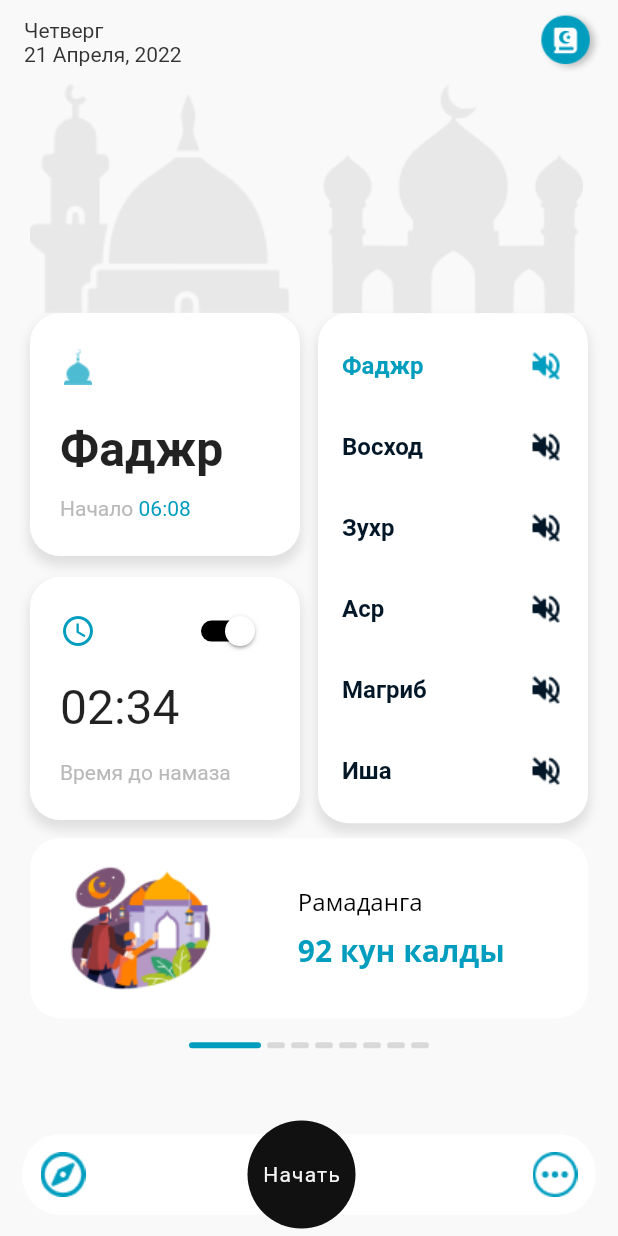
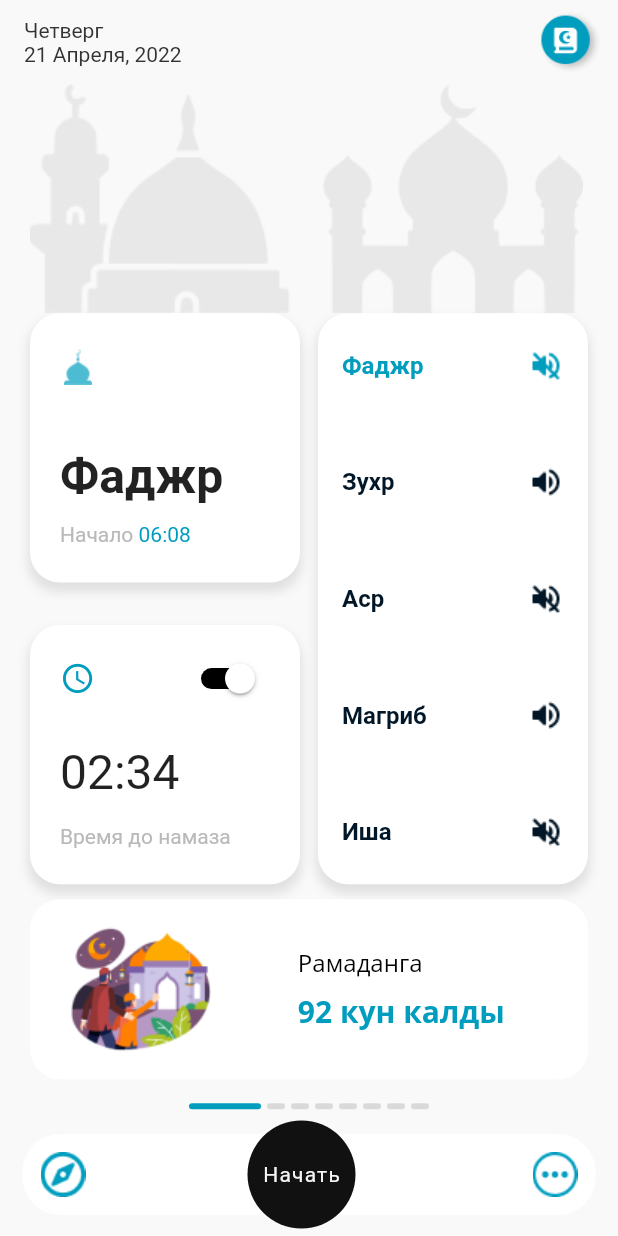
Before and after one commit to mrakylbek/ajua, a Flutter app: the screen it shows after launch, on a phone screen of 412 x 824 dp. Run offline on Flutter 3.47's test engine with Material 2 defaults, Android fonts, the light colour scheme and no system bars; drawn by our look-alikes of carousel_slider; our stand-ins replace audioplayers, bloc, equatable, flutter_bloc, flutter_screenutil, flutter_svg and 1 more; missing offline and left inert: flutter_qiblah; Roboto replaces fonts that are missing (Open Sans).

Commit message:
fixing bags

```diff
--- a/lib/main.dart
+++ b/lib/main.dart
@@ -10,6 +10,7 @@ import 'package:ajua_namaz_1/screens/zikr/home_zikr_page.dart';
 import 'package:ajua_namaz_1/screens/zikr/zikr_tile_page.dart';
 import 'package:flutter/material.dart';
 import 'package:flutter_bloc/flutter_bloc.dart';
+import 'package:flutter_screenutil/flutter_screenutil.dart';
 
 import 'screens/kuran/home_sura_page.dart';
 import 'screens/tablitsa_for_month/home_tablitsa_for_month.dart';
@@ -28,7 +29,12 @@ class MyApp extends StatelessWidget {
       providers: [
         BlocProvider<CalendarBloc>(create: (context) => CalendarBloc()),
       ],
-      child: MaterialApp(
+      child: ScreenUtilInit(
+          designSize: const Size(390, 844),
+          minTextAdapt: true,
+          splitScreenMode: true,
+          builder: (context, Widget? child) {
+            return MaterialApp(
               title: 'Flutter Demo',
               debugShowCheckedModeBanner: false,
               theme: ThemeData(
@@ -46,7 +52,8 @@ class MyApp extends StatelessWidget {
               ),
               home: HomePage(),
               // home: TablitsaMonth(),
-      ),
+            );
+          }),
     );
   }
 }
--- a/lib/screens/home_page/home_body.dart
+++ b/lib/screens/home_page/home_body.dart
@@ -2,10 +2,11 @@
 
 import 'package:flutter/material.dart';
 
-import 'package:ajua_namaz_1/constants/textStyles.dart';
-import 'package:ajua_namaz_1/screens/home_page/alert_nachat.dart';
+// import 'package:ajua_namaz_1/constants/textStyles.dart';
+// import 'package:ajua_namaz_1/screens/home_page/alert_nachat.dart';
 import 'package:ajua_namaz_1/screens/home_page/alert_vremya.dart';
 import 'package:ajua_namaz_1/screens/home_page/carousel_clider.dart';
+import 'package:flutter_screenutil/flutter_screenutil.dart';
 
 // import '../bottomNavBar.dart';
 import '../../constants/colors.dart';
@@ -16,8 +17,16 @@ TextStyle ts = const TextStyle(
   color: Color(0xff333333),
 );
 // Color green = const Color(0xff00CF91);
-List vremya = ['Фаджр', 'Восход', 'Зухр', 'Аср', 'Магриб', 'Иша'];
+List vremya = [
+  'Фаджр',
+  // 'Восход',
+  'Зухр',
+  'Аср',
+  'Магриб',
+  'Иша',
+];
 bool turn = true;
+List<bool> soundOnOff = [false, true, false, true, false];
 
 class HomeBody extends StatefulWidget {
   const HomeBody({super.key});
@@ -49,11 +58,11 @@ class _HomeBodyState extends State<HomeBody> {
                 ),
               ),
               CarouselBody(tile_body: carousel_tile()),
-              // Container(
-              //   width: 150,
-              //   height: 200,
-              //   color: Colors.yellow,
-              // ),
+              Container(
+                width: 150,
+                height: 75,
+                // color: Colors.yellow,
+              ),
             ],
           ),
         ),
@@ -130,6 +139,7 @@ class _HomeBodyState extends State<HomeBody> {
         Container(
           // margin: EdgeInsets.only(top: (maxWidth - 140) / 2),
           // margin: EdgeInsets.only(top: (maxWidth - 100) / 2),
+          height: 390.h,
           padding: const EdgeInsets.symmetric(vertical: 8, horizontal: 0),
           decoration: BoxDecoration(
             borderRadius: BorderRadius.circular(20),
@@ -181,18 +191,28 @@ class _HomeBodyState extends State<HomeBody> {
               ),
             ),
           ),
-          Container(
+          InkWell(
+            onTap: () {
+              print('Sound on off');
+              soundOnOff[i] = !soundOnOff[i];
+            },
+            child: Container(
               width: 24,
               height: 24,
               decoration: BoxDecoration(
                   image: DecorationImage(
                 image: AssetImage(
                   i == 0
-                    ? 'assets/images/sound_off_green.png'
+                      ? soundOnOff[i]
+                          ? 'assets/images/sound_on_blue.png'
+                          : 'assets/images/sound_off_blue.png'
+                      : soundOnOff[i]
+                          ? 'assets/images/sound_on_black.png'
                           : 'assets/images/sound_off_black.png',
                 ),
                 fit: BoxFit.contain,
               )),
+            ),
           ),
         ],
       ),
@@ -210,13 +230,16 @@ class _HomeBodyState extends State<HomeBody> {
             fit: BoxFit.contain,
           ),
         ),
-        Column(
+        SizedBox(
+          height: 390.h,
+          child: Column(
             mainAxisAlignment: MainAxisAlignment.spaceBetween,
             children: [
               fajr(maxWidth),
-            SizedBox(height: 14),
+              // SizedBox(height: 14),
               time(maxWidth),
             ],
+          ),
         )
       ],
     );
@@ -225,6 +248,7 @@ class _HomeBodyState extends State<HomeBody> {
   Widget time(double maxWidth) {
     return Container(
       // padding: const EdgeInsets.symmetric(vertical: 24, horizontal: 20),
+      height: 177.h,
       padding: const EdgeInsets.fromLTRB(20, 24, 20, 20),
       alignment: Alignment.center,
       decoration: BoxDecoration(
@@ -245,14 +269,14 @@ class _HomeBodyState extends State<HomeBody> {
         mainAxisAlignment: MainAxisAlignment.spaceBetween,
         children: [
           SizedBox(
-            height: 24,
+            height: 24.h,
             child: Row(
               mainAxisAlignment: MainAxisAlignment.spaceBetween,
               children: [
                 Icon(
                   Icons.access_time,
                   color: blue,
-                  size: 24,
+                  size: 24.h,
                 ),
                 Switch(
                   value: turn,
@@ -270,10 +294,10 @@ class _HomeBodyState extends State<HomeBody> {
               ],
             ),
           ),
-          SizedBox(height: 20),
+          SizedBox(height: 20.h),
           Column(
             crossAxisAlignment: CrossAxisAlignment.start,
-            children: const [
+            children: [
               Text(
                 '02:34',
                 style: TextStyle(
@@ -281,7 +305,7 @@ class _HomeBodyState extends State<HomeBody> {
                   fontWeight: FontWeight.w400,
                 ),
               ),
-              SizedBox(height: 16),
+              SizedBox(height: 16.h),
               Text(
                 'Время до намаза ',
                 style: TextStyle(
@@ -290,7 +314,7 @@ class _HomeBodyState extends State<HomeBody> {
                   color: Color(0xffB9B9B9),
                 ),
               ),
-              SizedBox(height: 4),
+              SizedBox(height: 4.h),
             ],
           )
         ],
@@ -300,6 +324,7 @@ class _HomeBodyState extends State<HomeBody> {
 
   Widget fajr(double maxWidth) {
     return Container(
+      height: 184.h,
       padding: const EdgeInsets.fromLTRB(20, 24, 20, 24),
       decoration: BoxDecoration(
         borderRadius: BorderRadius.circular(20),
@@ -332,7 +357,7 @@ class _HomeBodyState extends State<HomeBody> {
               fit: BoxFit.contain,
             ),
           ),
-          SizedBox(height: 12),
+          SizedBox(height: 12.h),
           Column(
             crossAxisAlignment: CrossAxisAlignment.start,
             children: [
@@ -343,7 +368,7 @@ class _HomeBodyState extends State<HomeBody> {
                   fontWeight: FontWeight.w600,
                 ),
               ),
-              SizedBox(height: 12),
+              SizedBox(height: 12.h),
               Row(
                 children: [
                   const Text(
--- a/pubspec.yaml
+++ b/pubspec.yaml
@@ -37,6 +37,7 @@ dependencies:
     sdk: flutter
   flutter_bloc: ^8.1.1
   flutter_qiblah: ^2.1.0
+  flutter_screenutil: ^5.6.0
   flutter_svg: ^1.1.6
   geolocator: ^9.0.2
 
```
Also changed, not shown: assets/images/sound_off_blue.png (renamed from assets/images/sound_off_green.png), assets/images/sound_on_black.png (added), assets/images/sound_on_blue.png (added), pubspec.lock. Lines whose indentation alone changed are shown as unchanged.
